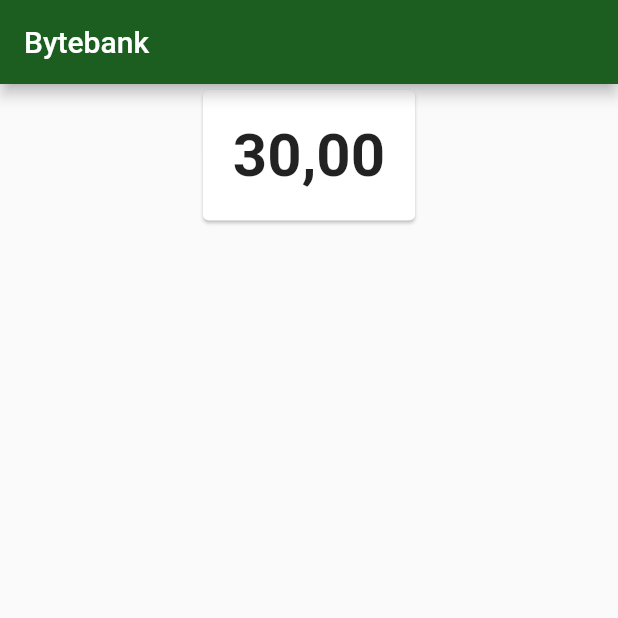
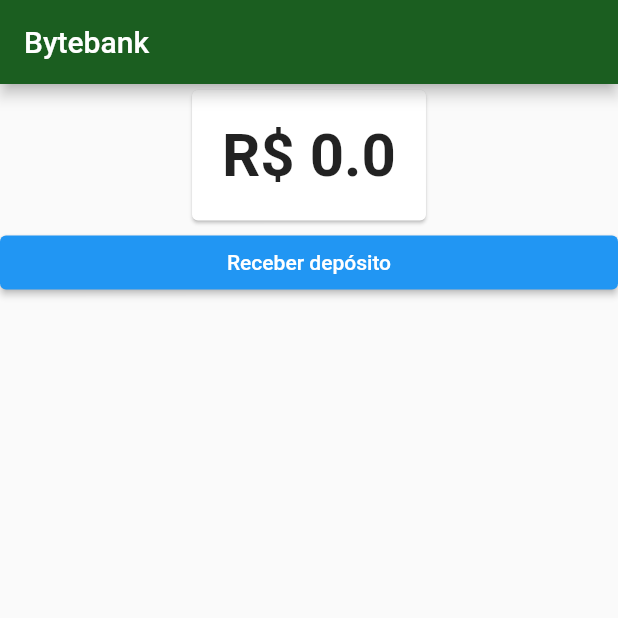
Before and after one commit to dmitryrocha/alura-bytebank2, a Flutter app: the screen it shows after launch, on a phone screen of 412 x 824 dp, the top half of it. Run offline on Flutter 3.47's test engine with Material 2 defaults, Android fonts, the phone set to English and light mode, and no system bars.

Commit message:
métodos de add e sub depósito e página de depósito

```diff
--- /dev/null
+++ b/lib/components/constantes.dart
@@ -0,0 +1,4 @@
+const tituloAppBarReceber = "Receber depósito";
+const dicaCampoValor = "0.00";
+const rotuloCampoValor = "Valor";
+const textoBotaoConfirmar = "Confirmar";
--- a/lib/components/saldo.dart
+++ /dev/null
@@ -1,20 +0,0 @@
-import 'package:flutter/material.dart';
-
-class Saldo extends StatelessWidget {
-  @override
-  Widget build(BuildContext context) {
-    return Card(
-      child: Padding(
-        padding: EdgeInsets.all(20.0),
-        child: Text(
-          '30,00',
-          textAlign: TextAlign.center,
-          style: TextStyle(
-            fontSize: 40,
-            fontWeight: FontWeight.bold,
-          ),
-        ),
-      ),
-    );
-  }
-}
--- /dev/null
+++ b/lib/models/saldo.dart
@@ -0,0 +1,23 @@
+import 'package:flutter/material.dart';
+import 'package:provider/provider.dart';
+
+class Saldo extends ChangeNotifier {
+  double valor;
+
+  Saldo(this.valor);
+
+  void adiciona(double valor) {
+    this.valor += valor;
+    notifyListeners();
+  }
+
+  void subtrair(double valor) {
+    this.valor -= valor;
+    notifyListeners();
+  }
+
+  @override
+  String toString() {
+    return 'R\$ $valor';
+  }
+}
--- a/lib/screens/dashboard.dart
+++ /dev/null
@@ -1,14 +0,0 @@
-import 'package:bytebank2/components/saldo.dart';
-import 'package:flutter/material.dart';
-
-class Dashboard extends StatelessWidget {
-  @override
-  Widget build(BuildContext context) {
-    return Scaffold(
-      appBar: AppBar(
-        title: Text('Bytebank'),
-      ),
-      body: Align(alignment: Alignment.topCenter, child: Saldo()),
-    );
-  }
-}
--- /dev/null
+++ b/lib/screens/dashboard/dashboard.dart
@@ -0,0 +1,33 @@
+import 'package:bytebank2/models/saldo.dart';
+import 'package:bytebank2/screens/dashboard/saldo_card.dart';
+import 'package:bytebank2/screens/deposito/formulario_deposito.dart';
+import 'package:flutter/material.dart';
+import 'package:provider/provider.dart';
+
+class Dashboard extends StatelessWidget {
+  @override
+  Widget build(BuildContext context) {
+    return Scaffold(
+        appBar: AppBar(
+          title: Text('Bytebank'),
+        ),
+        body: ListView(
+          children: [
+            Align(
+              alignment: Alignment.topCenter,
+              child: SaldoCard(),
+            ),
+            Consumer<Saldo>(builder: (context, saldo, child) {
+              return ElevatedButton(
+                onPressed: () {
+                  Navigator.push(context, MaterialPageRoute(builder: (context) {
+                    return FormularioDeposito();
+                  }));
+                },
+                child: Text("Receber depósito"),
+              );
+            })
+          ],
+        ));
+  }
+}
--- /dev/null
+++ b/lib/screens/dashboard/saldo_card.dart
@@ -0,0 +1,24 @@
+import 'package:bytebank2/models/saldo.dart';
+import 'package:flutter/material.dart';
+import 'package:provider/provider.dart';
+
+class SaldoCard extends StatelessWidget {
+
+  @override
+  Widget build(BuildContext context) {
+    return Card(
+      child: Padding(
+          padding: EdgeInsets.all(20.0),
+          child: Consumer<Saldo>(builder: (context, valor, child) {
+            return Text(
+              valor.toString(),
+              textAlign: TextAlign.center,
+              style: TextStyle(
+                fontSize: 40,
+                fontWeight: FontWeight.bold,
+              ),
+            );
+          })),
+    );
+  }
+}
--- a/pubspec.yaml
+++ b/pubspec.yaml
@@ -14,6 +14,7 @@ dependencies:
 
 
   cupertino_icons: ^1.0.2
+  provider: ^5.0.0
 
 dev_dependencies:
   flutter_test:
```
Also changed, not shown: lib/main.dart (+8 -2 lines), lib/screens/deposito/formulario_deposito.dart (added, +35 -0 lines), pubspec.lock.
